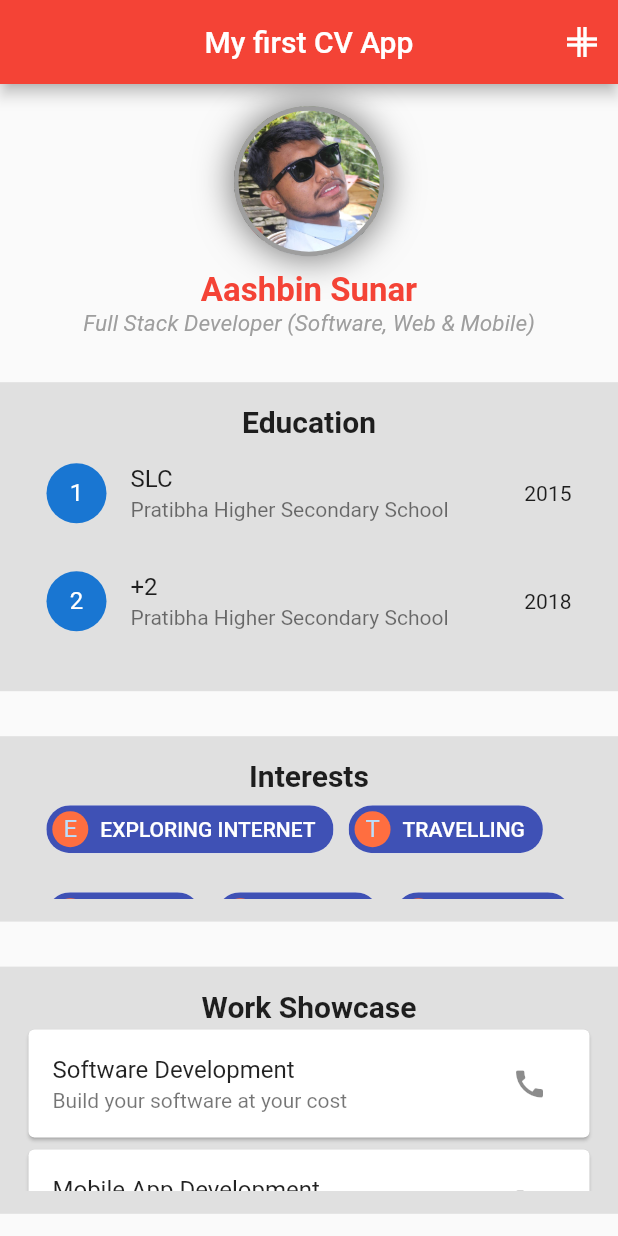
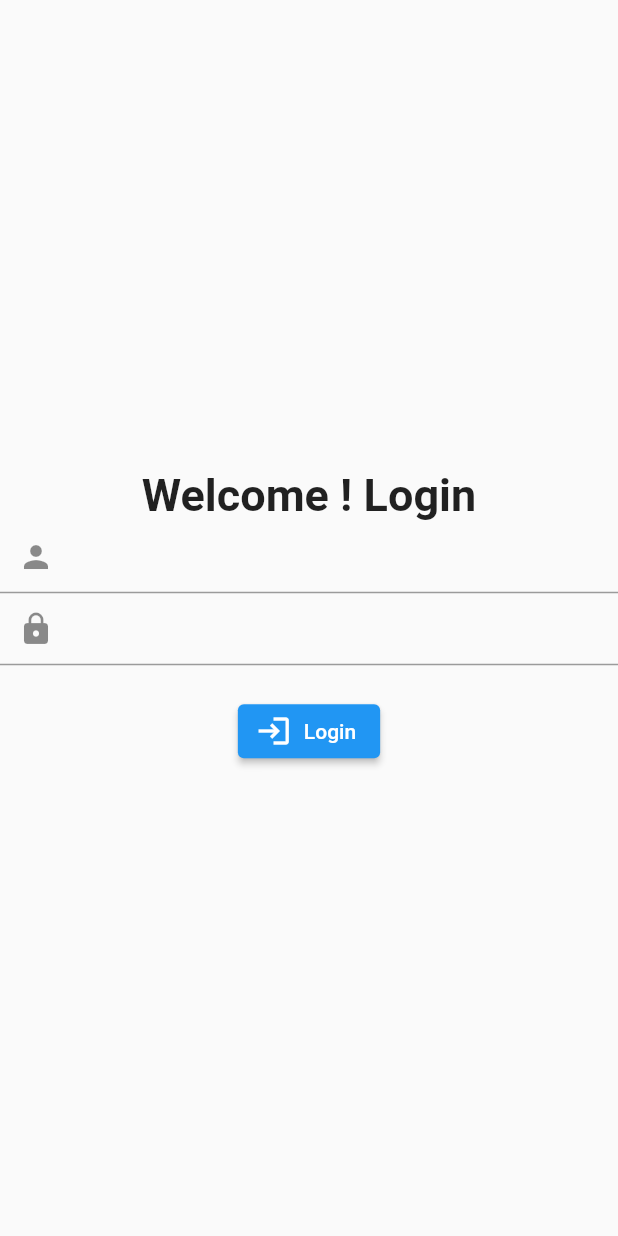
Before and after one commit to amazed11/flutter2ndbeginners, a Flutter app: the screen it shows after launch, on a phone screen of 412 x 824 dp. Run offline on Flutter 3.47's test engine with Material 2 defaults, Android fonts, the phone set to English and light mode, and no system bars; our stand-ins replace google_fonts; Roboto replaces fonts that are missing (Acme).

Commit message:
login and splash design

```diff
--- a/lib/main.dart
+++ b/lib/main.dart
@@ -1,5 +1,7 @@
 import 'package:flutter/material.dart';
 import 'package:myfirstapp/screen/grid_view_demo.dart';
+import 'package:myfirstapp/screen/login_screen.dart';
+import 'package:myfirstapp/screen/splash_screen.dart';
 import 'package:myfirstapp/screen/work_details_screen.dart';
 
 void main() {
@@ -14,7 +16,7 @@ class MyApp extends StatelessWidget {
     return MaterialApp(
       debugShowCheckedModeBanner: false,
       title: "My First App",
-      home: HomeScreen(),
+      home: LoginScreen(),
     );
   }
 }
--- /dev/null
+++ b/lib/screen/login_screen.dart
@@ -0,0 +1,49 @@
+import 'package:flutter/material.dart';
+import 'package:google_fonts/google_fonts.dart';
+
+class LoginScreen extends StatelessWidget {
+  const LoginScreen({Key? key}) : super(key: key);
+
+  @override
+  Widget build(BuildContext context) {
+    return Scaffold(
+      body: Container(
+        child: Center(
+          child: Column(
+            mainAxisAlignment: MainAxisAlignment.center,
+            children: [
+              Text(
+                "Welcome ! Login",
+                style: GoogleFonts.acme(
+                  fontWeight: FontWeight.bold,
+                  fontSize: 30.0,
+                ),
+              ),
+              TextField(
+                  decoration: InputDecoration(
+                      prefixIcon: Icon(
+                Icons.person,
+              ))),
+              TextField(
+                obscureText: true,
+                decoration: InputDecoration(
+                  prefixIcon: Icon(Icons.lock),
+                ),
+              ),
+              SizedBox(
+                height: 20.0,
+              ),
+              ElevatedButton.icon(
+                onPressed: () {
+                  print("u r logged in!");
+                },
+                icon: Icon(Icons.login),
+                label: Text("Login"),
+              ),
+            ],
+          ),
+        ),
+      ),
+    );
+  }
+}
--- a/pubspec.yaml
+++ b/pubspec.yaml
@@ -27,6 +27,7 @@ dependencies:
   # The following adds the Cupertino Icons font to your application.
   # Use with the CupertinoIcons class for iOS style icons.
   cupertino_icons: ^1.0.2
+  google_fonts: ^2.1.0
 
 dev_dependencies:
   flutter_test:
```
Also changed, not shown: lib/screen/splash_screen.dart (added, +72 -0 lines), pubspec.lock.
